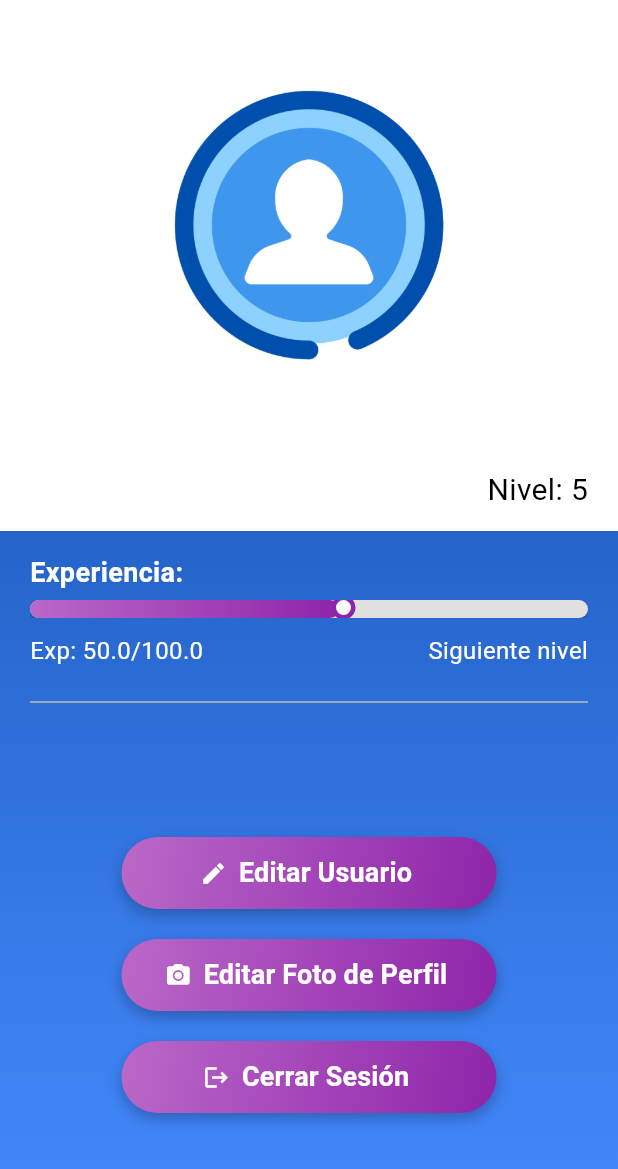
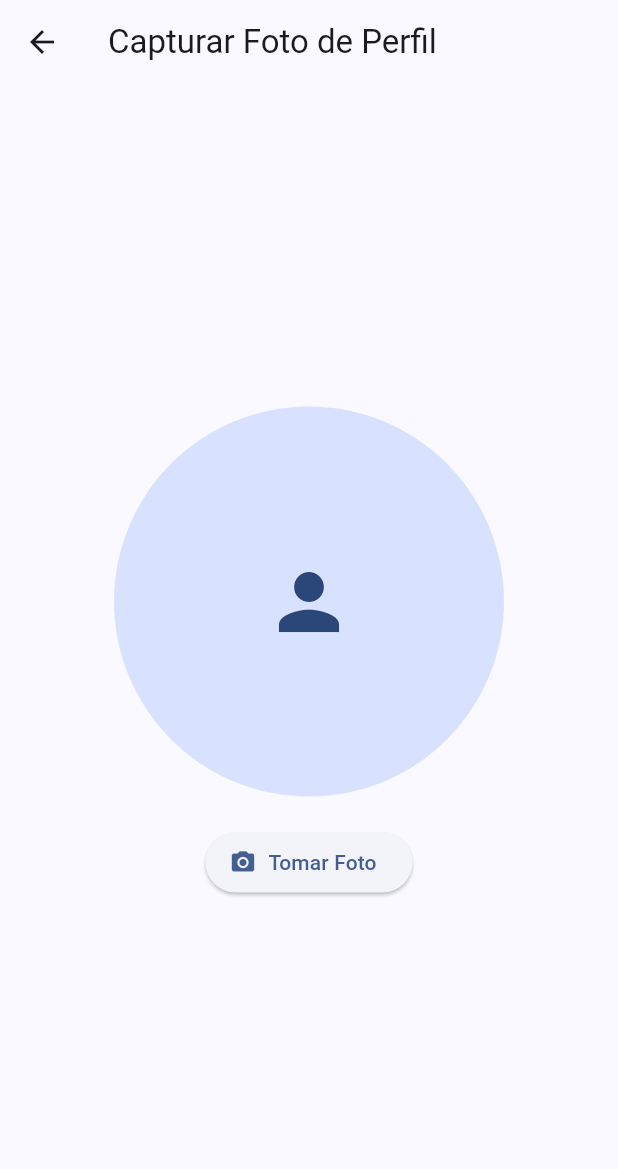
Before and after one commit to RommelOlachea/app-mqh-cbtis62, a Flutter app: the ProgressScreen screen opened by its route, after a tap on "Editar Foto de Perfil", on a phone screen of 412 x 824 dp. Shown: the top 1169 px of the screen. Run offline on Flutter 3.47's test engine with Material 3 defaults, Android fonts, the phone set to English and light mode, and no system bars; our stand-ins replace flutter_secure_storage, go_router, image_picker, video_player; accounts and stored records are empty.

Commit message:
uso de la camara solamente

```diff
--- a/lib/config/router/app_router.dart
+++ b/lib/config/router/app_router.dart
@@ -1,5 +1,6 @@
 import 'package:go_router/go_router.dart';
 import 'package:mqh_rommel/presentation/authenticate/authenticate.dart';
+import 'package:mqh_rommel/presentation/screens/profile_photo_screen.dart';
 import '../../presentation/screens/screens.dart';
 import '../../presentation/screens/topics/topics.dart';
 
@@ -61,5 +62,10 @@ final appRouter = GoRouter(
       path: '/development',
       builder: (context, state) =>  const DevelopmentScreen(),
     ),
+    GoRoute(
+      name: 'profilephoto',
+      path: '/profilephoto',
+      builder: (context, state) =>  ProfilePhotoScreen(),
+    ),
   ],
 );
--- /dev/null
+++ b/lib/presentation/screens/profile_photo_screen.dart
@@ -0,0 +1,111 @@
+import 'dart:io';
+import 'package:flutter/material.dart';
+import 'package:image_picker/image_picker.dart';
+import 'package:path_provider/path_provider.dart';
+
+class ProfilePhotoScreen extends StatefulWidget {
+  @override
+  _ProfilePhotoScreenState createState() => _ProfilePhotoScreenState();
+}
+
+class _ProfilePhotoScreenState extends State<ProfilePhotoScreen> {
+  File? _imagenTemporal; // Imagen capturada pero aún no guardada
+  File? _imagenGuardada; // Imagen guardada en almacenamiento local
+
+  @override
+  void initState() {
+    super.initState();
+    _cargarImagenGuardada();
+  }
+
+  // 📷 Método para tomar una foto con la cámara
+  Future<void> _tomarFoto() async {
+    final ImagePicker picker = ImagePicker();
+    final XFile? imagen = await picker.pickImage(
+      source: ImageSource.camera,
+      imageQuality: 70, // 📌 Reduce el peso del archivo sin perder mucha calidad
+    );
+
+    if (imagen != null) {
+      setState(() {
+        _imagenTemporal = File(imagen.path);
+      });
+    }
+  }
+
+  // 💾 Método para guardar la imagen localmente
+  Future<void> _guardarImagen() async {
+    if (_imagenTemporal == null) return;
+
+    final directory = await getApplicationDocumentsDirectory();
+    final String path = '${directory.path}/perfil.jpg';
+
+    // Copiar la imagen al almacenamiento local
+    await _imagenTemporal!.copy(path);
+
+    setState(() {
+      _imagenGuardada = File(path);
+      _imagenTemporal = null; // Limpiamos la imagen temporal después de guardar
+    });
+
+    ScaffoldMessenger.of(context).showSnackBar(
+      SnackBar(content: Text('Imagen guardada correctamente')),
+    );
+  }
+
+  // 🔄 Método para cargar la imagen guardada al iniciar la app
+  Future<void> _cargarImagenGuardada() async {
+    final directory = await getApplicationDocumentsDirectory();
+    final String path = '${directory.path}/perfil.jpg';
+    File imagenFile = File(path);
+
+    if (await imagenFile.exists()) {
+      setState(() {
+        _imagenGuardada = imagenFile;
+      });
+    }
+  }
+
+  @override
+  Widget build(BuildContext context) {
+    return Scaffold(
+      appBar: AppBar(title: Text("Capturar Foto de Perfil")),
+      body: Center(
+        child: Column(
+          mainAxisAlignment: MainAxisAlignment.center,
+          children: [
+            // 🖼 Mostrar imagen (guardada o nueva)
+            CircleAvatar(
+              radius: 130,
+              backgroundImage: _imagenTemporal != null
+                  ? FileImage(_imagenTemporal!)
+                  : (_imagenGuardada != null ? FileImage(_imagenGuardada!) : null),
+              child: (_imagenTemporal == null && _imagenGuardada == null)
+                  ? Icon(Icons.person, size: 60)
+                  : null,
+            ),
+            SizedBox(height: 20),
+
+            // 📸 Botón para tomar una foto
+            ElevatedButton.icon(
+              icon: Icon(Icons.camera_alt),
+              label: Text("Tomar Foto"),
+              onPressed: _tomarFoto,
+            ),
+
+            SizedBox(height: 10),
+
+            // 💾 Botón para guardar la imagen (solo si hay una imagen temporal)
+            if (_imagenTemporal != null)
+              ElevatedButton.icon(
+                icon: Icon(Icons.save),
+                label: Text("Utilizar Foto"),
+                onPressed: _guardarImagen,
+                style: ElevatedButton.styleFrom(backgroundColor: Colors.green),
+              ),
+          ],
+        ),
+      ),
+    );
+  }
+}
--- a/lib/presentation/screens/progress_screen.dart
+++ b/lib/presentation/screens/progress_screen.dart
@@ -267,7 +267,7 @@ class _ProgressScreenState extends State<ProgressScreen> {
                       ),
                       child: TextButton.icon(
                         onPressed: () {
-                          // Acción al presionar el botón de "Editar foto de perfil"c
+                          context.push('/profilephoto');
                         },
                         icon: const Icon(
                           Icons.camera_alt,
--- a/pubspec.yaml
+++ b/pubspec.yaml
@@ -33,6 +33,8 @@ dependencies:
     sdk: flutter
   flutter_secure_storage: ^9.2.4
   go_router: ^14.6.1
+  image_picker: ^1.1.2
+  path_provider: ^2.1.5
   video_player: ^2.9.2
 
 dev_dependencies:
```
Also changed, not shown: pubspec.lock, 7 other files.
